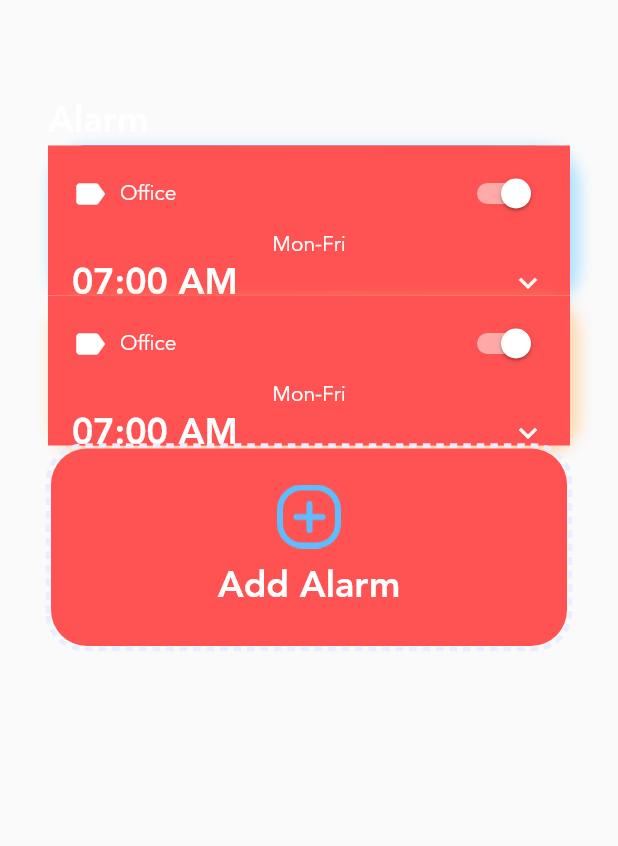
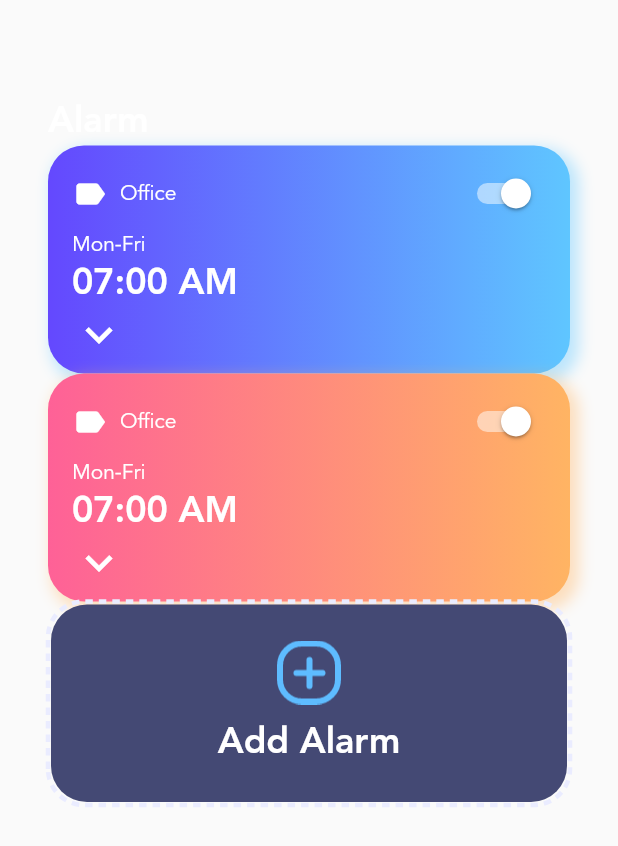
Before and after one commit to stellarboymihir/Alarm-Clock-App, a Flutter app: the AlarmPage widget shown alone on an empty page, opened directly, on a phone screen of 412 x 824 dp. Shown: the top 846 px of the screen. Run offline on Flutter 3.47's test engine with Material 2 defaults, Android fonts, the phone set to English and light mode, and no system bars; drawn by our look-alikes of dotted_border.

Commit message:
ListVIew-Error

```diff
--- a/lib/data.dart
+++ b/lib/data.dart
@@ -1,7 +1,7 @@
+import 'package:clock_app/constant/theme.dart';
 import 'package:clock_app/enum.dart';
 import 'package:clock_app/model/alarm_info.dart';
 import 'package:clock_app/model/menu_info.dart';
-import 'package:clock_app/model/theme.dart';
 
 List<MenuInfo> menuItems = [
   MenuInfo(MenuType.clock,
--- a/lib/main.dart
+++ b/lib/main.dart
@@ -2,7 +2,7 @@ import 'package:clock_app/enum.dart';
 import 'package:clock_app/model/menu_info.dart';
 import 'package:flutter/material.dart';
 import 'package:provider/provider.dart';
-import 'homepage.dart';
+import 'view/homepage.dart';
 
 void main() {
   runApp(const MyApp());
--- a/lib/view/alarm_page.dart
+++ b/lib/view/alarm_page.dart
@@ -1,5 +1,5 @@
+import 'package:clock_app/constant/theme.dart';
 import 'package:clock_app/data.dart';
-import 'package:clock_app/model/theme.dart';
 import 'package:dotted_border/dotted_border.dart';
 import 'package:flutter/material.dart';
 
@@ -18,15 +18,14 @@ class _AlarmPageState extends State<AlarmPage> {
       padding: const EdgeInsets.symmetric(horizontal: 32, vertical: 64),
       child: Column(
         crossAxisAlignment: CrossAxisAlignment.start,
-        children: [
-          const Text(
+        children: <Widget>[
+          Text(
             'Alarm',
             style: TextStyle(
                 fontFamily: 'avenir',
                 fontWeight: FontWeight.w700,
-              color: Colors.white,
-              fontSize: 24,
-            ),
+                color: CustomColors.primaryTextColor,
+                fontSize: 24),
           ),
           Expanded(
             child: ListView(
@@ -34,8 +33,6 @@ class _AlarmPageState extends State<AlarmPage> {
                 return Container(
                   padding:
                       const EdgeInsets.symmetric(horizontal: 16, vertical: 8),
-                  color: Colors.redAccent,
-                  height: 100,
                   decoration: BoxDecoration(
                     gradient: LinearGradient(
                       colors: alarm.gradientColors,
@@ -44,20 +41,22 @@ class _AlarmPageState extends State<AlarmPage> {
                     ),
                     boxShadow: [
                       BoxShadow(
-                        color: alarm.gradientColors.last.withOpacity(0.5),
+                        color: alarm.gradientColors.last.withOpacity(0.4),
                         blurRadius: 8,
                         spreadRadius: 2,
                         offset: const Offset(4, 4),
                       )
                     ],
-                    borderRadius: BorderRadius.circular(24),
+                    borderRadius: const BorderRadius.all(Radius.circular(24)),
                   ),
-                  child: Column(children: [
+                  child: Column(
+                    crossAxisAlignment: CrossAxisAlignment.start,
+                    children: <Widget>[
                       Row(
                         mainAxisAlignment: MainAxisAlignment.spaceBetween,
-                      children: [
+                        children: <Widget>[
                           const Row(
-                          children: [
+                            children: <Widget>[
                               Icon(
                                 Icons.label,
                                 color: Colors.white,
@@ -76,7 +75,7 @@ class _AlarmPageState extends State<AlarmPage> {
                             ],
                           ),
                           Switch(
-                          onChanged: (value) {},
+                            onChanged: (bool value) {},
                             value: true,
                             activeColor: Colors.white,
                           ),
@@ -85,13 +84,11 @@ class _AlarmPageState extends State<AlarmPage> {
                       const Text(
                         'Mon-Fri',
                         style: TextStyle(
-                        color: Colors.white,
-                        fontFamily: 'avenir',
-                      ),
+                            color: Colors.white, fontFamily: 'avenir'),
                       ),
                       const Row(
                         mainAxisAlignment: MainAxisAlignment.spaceBetween,
-                      children: [
+                        children: <Widget>[
                           Text(
                             '07:00 AM',
                             style: TextStyle(
@@ -101,14 +98,15 @@ class _AlarmPageState extends State<AlarmPage> {
                               fontWeight: FontWeight.w700,
                             ),
                           ),
-                        Icon(
+                        ],
+                      ),
+                      const Icon(
                         Icons.keyboard_arrow_down,
-                          size: 24,
+                        size: 36,
                         color: Colors.white,
                       ),
                     ],
-                    )
-                  ]),
+                  ),
                 );
               }).followedBy([
                 DottedBorder(
@@ -120,8 +118,8 @@ class _AlarmPageState extends State<AlarmPage> {
                   child: Container(
                     width: double.infinity,
                     decoration: BoxDecoration(
-                        color: Colors.redAccent,
-                        borderRadius: BorderRadius.circular(24),
+                      color: CustomColors.clockBG,
+                      borderRadius: const BorderRadius.all(Radius.circular(24)),
                     ),
                     padding: const EdgeInsets.symmetric(
                         horizontal: 32, vertical: 16),
@@ -140,14 +138,15 @@ class _AlarmPageState extends State<AlarmPage> {
                                 fontFamily: 'avenir',
                                 fontSize: 24,
                                 fontWeight: FontWeight.w700),
-                            )
+                          ),
                         ],
                       ),
-                      )),
                     ),
+                  ),
+                )
               ]).toList(),
             ),
-          )
+          ),
         ],
       ),
     );
--- a/lib/homepage.dart
+++ b/lib/view/homepage.dart
@@ -1,4 +1,4 @@
-import 'package:clock_app/clock_view.dart';
+import 'package:clock_app/view/clock_view.dart';
 import 'package:clock_app/data.dart';
 import 'package:clock_app/enum.dart';
 import 'package:clock_app/model/menu_info.dart';
@@ -31,7 +31,7 @@ class _HomePageState extends State<HomePage> {
           Column(
             mainAxisAlignment: MainAxisAlignment.center,
             children: menuItems
-                .map((e) => buildMenuButton(e.title, e.imageSource, e))
+                .map((e) => buildMenuButton(/*e.title, e.imageSource,*/ e))
                 .toList(),
           ),
           const VerticalDivider(
@@ -142,7 +142,8 @@ class _HomePageState extends State<HomePage> {
     );
   }
 
-  Widget buildMenuButton(String title, String image, MenuInfo currentMenuInfo) {
+  Widget buildMenuButton(
+      /*String title, String image,*/ MenuInfo currentMenuInfo) {
     return Consumer<MenuInfo>(
       builder: (BuildContext context, MenuInfo value, Widget? child) {
         // var menuBackgroundColor;
@@ -162,7 +163,7 @@ class _HomePageState extends State<HomePage> {
               menuInfo.updateMenuInfo(currentMenuInfo);
             },
             child: Column(
-              children: [
+              children: <Widget>[
                 Image.asset(
                   currentMenuInfo.imageSource,
                   scale: 1.5,
```
Also changed, not shown: lib/constant/theme.dart (renamed from lib/model/theme.dart), lib/view/clock_view.dart (renamed from lib/clock_view.dart), 1 other file. Lines whose indentation alone changed are shown as unchanged.
